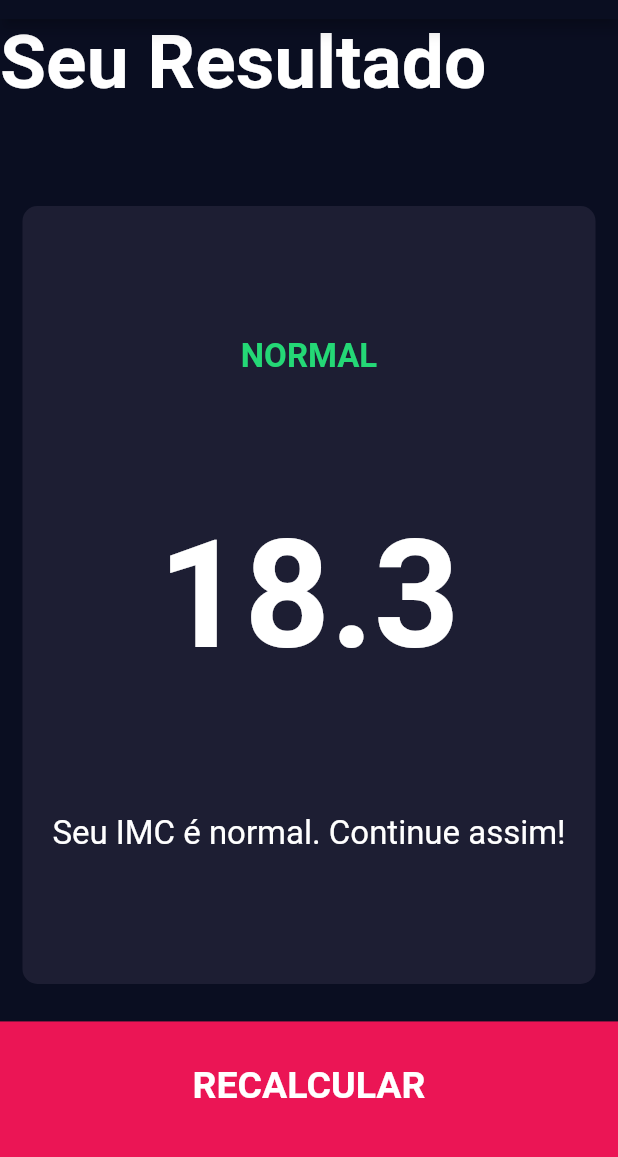
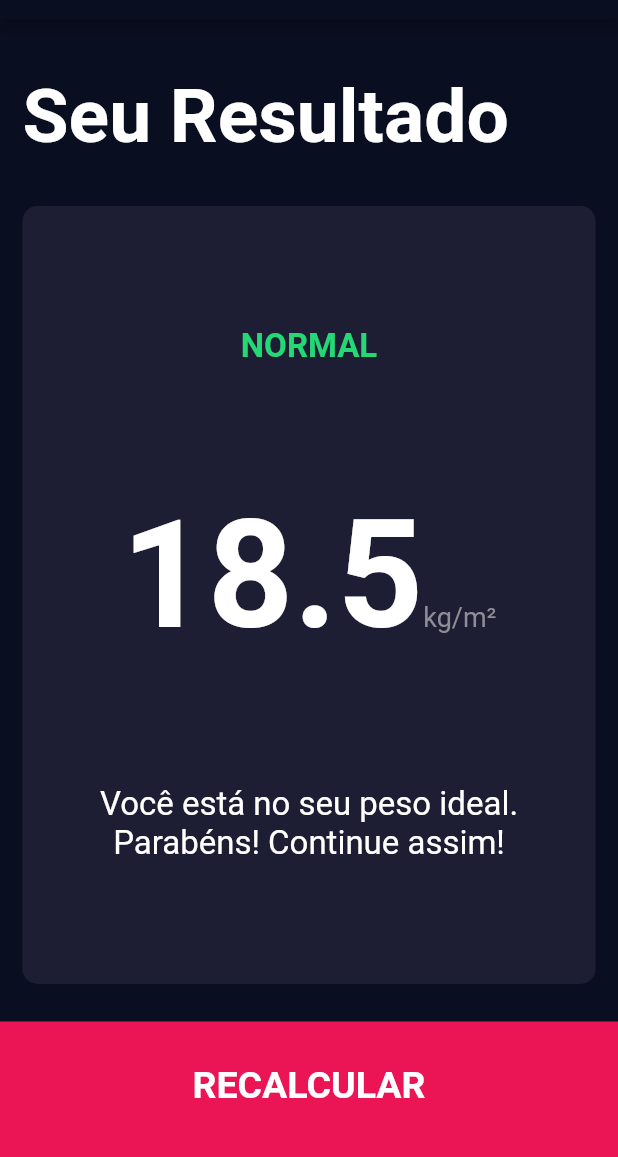
Before and after one commit to lincolnarrais/Calculadora_IMC, a Flutter app: the screen it shows after launch, after a tap on "CALCULAR", on a phone screen of 412 x 824 dp, the part 65-1222 px from its top. Run offline on Flutter 3.47's test engine with Material 2 defaults, Android fonts, the phone set to English and light mode, and no system bars; our stand-ins replace font_awesome_flutter.

Commit message:
App final no curso

```diff
--- /dev/null
+++ b/lib/calculator_brain.dart
@@ -0,0 +1,41 @@
+import 'dart:math';
+
+import 'package:flutter/foundation.dart';
+
+class CalculatorBrain {
+  int height;
+  int weight;
+
+  CalculatorBrain({
+    @required this.height,
+    @required this.weight,
+  });
+
+  double get _bmi {
+    return weight / pow(height / 100, 2);
+  }
+
+  String getBMI() {
+    return _bmi % 1 == 0 ? _bmi.toStringAsFixed(0) : _bmi.toStringAsFixed(1);
+  }
+
+  String getResult() {
+    if (_bmi >= 25) {
+      return 'ACIMA DO PESO';
+    } else if (_bmi >= 18.5) {
+      return 'NORMAL';
+    } else {
+      return 'ABAIXO DO PESO';
+    }
+  }
+
+  String getInterpretation() {
+    if (_bmi >= 25) {
+      return 'Você está um pouco acima do seu peso ideal. Pratique mais exercícios físicos.';
+    } else if (_bmi >= 18.5) {
+      return 'Você está no seu peso ideal. Parabéns! Continue assim!';
+    } else {
+      return 'Você está um pouco abaixo do seu peso ideal. Está se alimentando bem?';
+    }
+  }
+}
--- a/lib/main.dart
+++ b/lib/main.dart
@@ -1,4 +1,5 @@
 import 'package:flutter/material.dart';
+import 'package:flutter/services.dart';
 
 import 'screens/input_page.dart';
 
@@ -7,6 +8,7 @@ void main() => runApp(BMICalculator());
 class BMICalculator extends StatelessWidget {
   @override
   Widget build(BuildContext context) {
+    SystemChrome.setEnabledSystemUIOverlays([]); // makes the app fullscreen
     return MaterialApp(
       theme: ThemeData.dark().copyWith(
         primaryColor: Color(0xFF0A0E21),
--- a/lib/screens/input_page.dart
+++ b/lib/screens/input_page.dart
@@ -1,12 +1,13 @@
 import 'package:flutter/material.dart';
 import 'package:font_awesome_flutter/font_awesome_flutter.dart';
 
-import '../constants.dart';
+import '../calculator_brain.dart';
 import '../components/gender_card_content.dart';
 import '../components/large_pink_bottom_button.dart';
-import 'results_page.dart';
 import '../components/reusable_card.dart';
 import '../components/round_icon_button.dart';
+import '../constants.dart';
+import 'results_page.dart';
 
 enum Gender {
   MALE,
@@ -239,10 +240,17 @@ class _InputPageState extends State<InputPage> {
           ),
           LargePinkBottomButton(
             onPressed: () {
+              CalculatorBrain calc =
+                  CalculatorBrain(height: height, weight: weight);
+
               Navigator.push(
                 context,
                 MaterialPageRoute(
-                  builder: (context) => ResultsPage(),
+                  builder: (context) => ResultsPage(
+                    bmiResult: calc.getBMI(),
+                    resultText: calc.getResult(),
+                    interpretation: calc.getInterpretation(),
+                  ),
                 ),
               );
             },
--- a/lib/screens/results_page.dart
+++ b/lib/screens/results_page.dart
@@ -5,6 +5,16 @@ import '../components/large_pink_bottom_button.dart';
 import '../components/reusable_card.dart';
 
 class ResultsPage extends StatelessWidget {
+  final String bmiResult;
+  final String resultText;
+  final String interpretation;
+
+  const ResultsPage({
+    @required this.bmiResult,
+    @required this.resultText,
+    @required this.interpretation,
+  });
+
   @override
   Widget build(BuildContext context) {
     return Scaffold(
@@ -17,9 +27,13 @@ class ResultsPage extends StatelessWidget {
         crossAxisAlignment: CrossAxisAlignment.stretch,
         children: <Widget>[
           Expanded(
-            child: Text(
-              'Seu Resultado',
-              style: kTitleTextStyle,
+            child: Container(
+              padding: const EdgeInsets.all(15),
+              alignment: Alignment.bottomLeft,
+              child: Text(
+                'Seu Resultado',
+                style: kTitleTextStyle,
+              ),
             ),
           ),
           Expanded(
@@ -30,15 +44,27 @@ class ResultsPage extends StatelessWidget {
                 crossAxisAlignment: CrossAxisAlignment.center,
                 children: <Widget>[
                   Text(
-                    'NORMAL',
+                    resultText,
                     style: kResultTextStyle,
                   ),
-                  Text(
-                    '18.3',
-                    style: kBMITextStyle,
+                  Row(
+                    mainAxisAlignment: MainAxisAlignment.center,
+                    crossAxisAlignment: CrossAxisAlignment.baseline,
+                    textBaseline: TextBaseline.alphabetic,
+                    children: <Widget>[
+                      Text(
+                        bmiResult,
+                        style: kBMITextStyle,
+                      ),
+                      Text(
+                        'kg/m²',
+                        style: kLabelStyle,
+                      ),
+                    ],
                   ),
                   Text(
-                    'Seu IMC é normal. Continue assim!',
+                    interpretation,
+                    textAlign: TextAlign.center,
                     style: kBodyTextStyle,
                   ),
                 ],
```
